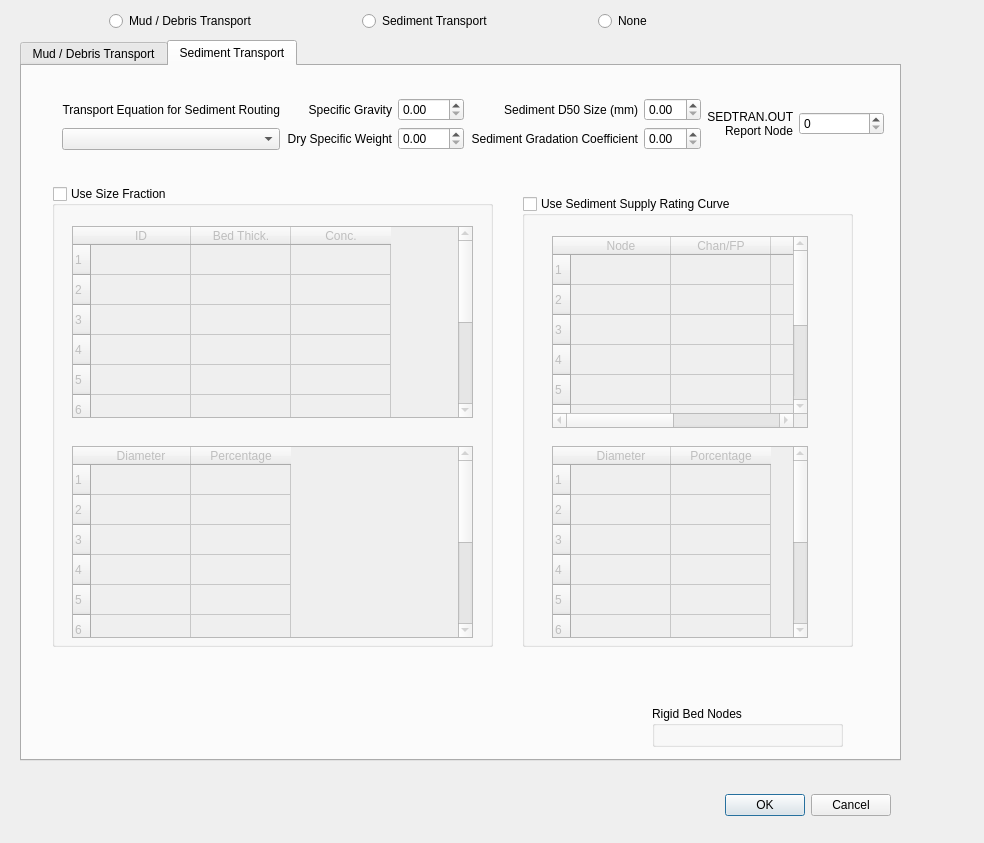
The window that flo2d/ui/mud_and_sediment.ui (FLO-2DSoftware/qgis-flo-2d-plugin) describes before a commit, drawn with Qt 5.
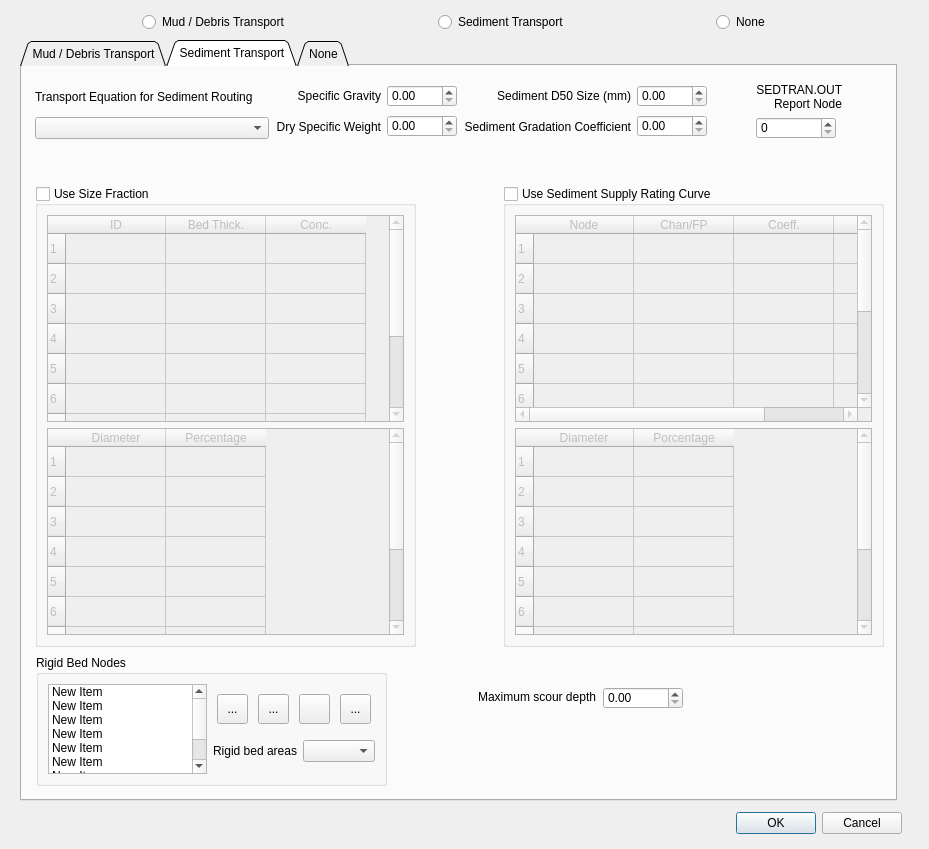
The same window after the commit. Icons and pictures are not drawn.

Commit message: Mud/Sediment dialog beginnings

What changed in the file:
```diff
--- a/flo2d/ui/mud_and_sediment.ui
+++ b/flo2d/ui/mud_and_sediment.ui
@@ -6,10 +6,28 @@
    <rect>
     <x>0</x>
     <y>0</y>
-    <width>984</width>
-    <height>843</height>
+    <width>929</width>
+    <height>849</height>
    </rect>
   </property>
+  <property name="sizePolicy">
+   <sizepolicy hsizetype="Fixed" vsizetype="Fixed">
+    <horstretch>0</horstretch>
+    <verstretch>0</verstretch>
+   </sizepolicy>
+  </property>
+  <property name="minimumSize">
+   <size>
+    <width>929</width>
+    <height>849</height>
+   </size>
+  </property>
+  <property name="maximumSize">
+   <size>
+    <width>929</width>
+    <height>849</height>
+   </size>
+  </property>
   <property name="windowTitle">
    <string>Mud and Sediment Transport</string>
   </property>
@@ -21,10 +39,19 @@
     <rect>
      <x>20</x>
      <y>40</y>
-     <width>881</width>
-     <height>721</height>
+     <width>877</width>
+     <height>761</height>
     </rect>
    </property>
+   <property name="sizePolicy">
+    <sizepolicy hsizetype="Fixed" vsizetype="Fixed">
+     <horstretch>0</horstretch>
+     <verstretch>0</verstretch>
+    </sizepolicy>
+   </property>
+   <property name="tabShape">
+    <enum>QTabWidget::Triangular</enum>
+   </property>
    <property name="currentIndex">
     <number>1</number>
    </property>
@@ -40,12 +67,30 @@
     <widget class="QGroupBox" name="groupBox_2">
      <property name="geometry">
       <rect>
-       <x>30</x>
+       <x>13</x>
        <y>120</y>
-       <width>441</width>
+       <width>381</width>
        <height>461</height>
       </rect>
      </property>
+     <property name="sizePolicy">
+      <sizepolicy hsizetype="Fixed" vsizetype="Fixed">
+       <horstretch>0</horstretch>
+       <verstretch>0</verstretch>
+      </sizepolicy>
+     </property>
+     <property name="minimumSize">
+      <size>
+       <width>381</width>
+       <height>461</height>
+      </size>
+     </property>
+     <property name="maximumSize">
+      <size>
+       <width>381</width>
+       <height>461</height>
+      </size>
+     </property>
      <property name="title">
       <string>Use Size Fraction</string>
      </property>
@@ -58,99 +103,101 @@
      <property name="checked">
       <bool>false</bool>
      </property>
-     <widget class="QTableWidget" name="tableWidget">
-      <property name="geometry">
-       <rect>
-        <x>20</x>
-        <y>40</y>
-        <width>401</width>
-        <height>192</height>
-       </rect>
-      </property>
-      <property name="editTriggers">
-       <set>QAbstractItemView::AllEditTriggers</set>
-      </property>
-      <property name="alternatingRowColors">
-       <bool>false</bool>
-      </property>
-      <property name="sortingEnabled">
-       <bool>true</bool>
-      </property>
-      <property name="rowCount">
-       <number>10</number>
-      </property>
-      <property name="columnCount">
-       <number>3</number>
-      </property>
-      <row/>
-      <row/>
-      <row/>
-      <row/>
-      <row/>
-      <row/>
-      <row/>
-      <row/>
-      <row/>
-      <row/>
-      <column>
-       <property name="text">
-        <string>ID</string>
-       </property>
-      </column>
-      <column>
-       <property name="text">
-        <string>Bed Thick.</string>
-       </property>
-      </column>
-      <column>
-       <property name="text">
-        <string>Conc.</string>
-       </property>
-      </column>
-     </widget>
-     <widget class="QTableWidget" name="tableWidget_2">
-      <property name="geometry">
-       <rect>
-        <x>20</x>
-        <y>260</y>
-        <width>401</width>
-        <height>192</height>
-       </rect>
-      </property>
-      <property name="rowCount">
-       <number>10</number>
-      </property>
-      <row/>
-      <row/>
-      <row/>
-      <row/>
-      <row/>
-      <row/>
-      <row/>
-      <row/>
-      <row/>
-      <row/>
-      <column>
-       <property name="text">
-        <string>Diameter</string>
-       </property>
-      </column>
-      <column>
-       <property name="text">
-        <string>Percentage</string>
-       </property>
-      </column>
-     </widget>
+     <layout class="QGridLayout" name="gridLayout_2">
+      <item row="0" column="0">
+       <widget class="QTableWidget" name="tableWidget">
+        <property name="editTriggers">
+         <set>QAbstractItemView::AllEditTriggers</set>
+        </property>
+        <property name="alternatingRowColors">
+         <bool>false</bool>
+        </property>
+        <property name="sortingEnabled">
+         <bool>true</bool>
+        </property>
+        <property name="rowCount">
+         <number>10</number>
+        </property>
+        <property name="columnCount">
+         <number>3</number>
+        </property>
+        <row/>
+        <row/>
+        <row/>
+        <row/>
+        <row/>
+        <row/>
+        <row/>
+        <row/>
+        <row/>
+        <row/>
+        <column>
+         <property name="text">
+          <string>ID</string>
+         </property>
+        </column>
+        <column>
+         <property name="text">
+          <string>Bed Thick.</string>
+         </property>
+        </column>
+        <column>
+         <property name="text">
+          <string>Conc.</string>
+         </property>
+        </column>
+       </widget>
+      </item>
+      <item row="1" column="0">
+       <widget class="QTableWidget" name="tableWidget_2">
+        <property name="rowCount">
+         <number>10</number>
+        </property>
+        <row/>
+        <row/>
+        <row/>
+        <row/>
+        <row/>
+        <row/>
+        <row/>
+        <row/>
+        <row/>
+        <row/>
+        <column>
+         <property name="text">
+          <string>Diameter</string>
+         </property>
+        </column>
+        <column>
+         <property name="text">
+          <string>Percentage</string>
+         </property>
+        </column>
+       </widget>
+      </item>
+     </layout>
     </widget>
     <widget class="QGroupBox" name="groupBox_4">
      <property name="geometry">
       <rect>
-       <x>500</x>
-       <y>130</y>
-       <width>331</width>
-       <height>451</height>
+       <x>481</x>
+       <y>120</y>
+       <width>381</width>
+       <height>461</height>
       </rect>
      </property>
+     <property name="minimumSize">
+      <size>
+       <width>381</width>
+       <height>461</height>
+      </size>
+     </property>
+     <property name="maximumSize">
+      <size>
+       <width>381</width>
+       <height>461</height>
+      </size>
+     </property>
      <property name="title">
       <string>Use Sediment Supply Rating Curve</string>
      </property>
@@ -160,106 +207,368 @@
      <property name="checked">
       <bool>false</bool>
      </property>
-     <widget class="QTableWidget" name="tableWidget_3">
-      <property name="geometry">
-       <rect>
-        <x>30</x>
-        <y>40</y>
-        <width>256</width>
-        <height>192</height>
-       </rect>
-      </property>
-      <property name="rowCount">
-       <number>10</number>
-      </property>
-      <row/>
-      <row/>
-      <row/>
-      <row/>
-      <row/>
-      <row/>
-      <row/>
-      <row/>
-      <row/>
-      <row/>
-      <column>
-       <property name="text">
-        <string>Node</string>
-       </property>
-      </column>
-      <column>
-       <property name="text">
-        <string>Chan/FP</string>
-       </property>
-      </column>
-      <column>
-       <property name="text">
-        <string>Coeff.</string>
-       </property>
-      </column>
-      <column>
-       <property name="text">
-        <string>Exp.</string>
-       </property>
-      </column>
-     </widget>
-     <widget class="QTableWidget" name="tableWidget_4">
-      <property name="geometry">
-       <rect>
-        <x>30</x>
-        <y>250</y>
-        <width>256</width>
-        <height>192</height>
-       </rect>
-      </property>
-      <property name="rowCount">
-       <number>10</number>
-      </property>
-      <row/>
-      <row/>
-      <row/>
-      <row/>
-      <row/>
-      <row/>
-      <row/>
-      <row/>
-      <row/>
-      <row/>
-      <column>
-       <property name="text">
-        <string>Diameter</string>
-       </property>
-      </column>
-      <column>
-       <property name="text">
-        <string>Porcentage</string>
-       </property>
-      </column>
-     </widget>
+     <layout class="QGridLayout" name="gridLayout_3">
+      <item row="0" column="0">
+       <widget class="QTableWidget" name="tableWidget_3">
+        <property name="rowCount">
+         <number>10</number>
+        </property>
+        <row/>
+        <row/>
+        <row/>
+        <row/>
+        <row/>
+        <row/>
+        <row/>
+        <row/>
+        <row/>
+        <row/>
+        <column>
+         <property name="text">
+          <string>Node</string>
+         </property>
+        </column>
+        <column>
+         <property name="text">
+          <string>Chan/FP</string>
+         </property>
+        </column>
+        <column>
+         <property name="text">
+          <string>Coeff.</string>
+         </property>
+        </column>
+        <column>
+         <property name="text">
+          <string>Exp.</string>
+         </property>
+        </column>
+       </widget>
+      </item>
+      <item row="1" column="0">
+       <widget class="QTableWidget" name="tableWidget_4">
+        <property name="rowCount">
+         <number>10</number>
+        </property>
+        <row/>
+        <row/>
+        <row/>
+        <row/>
+        <row/>
+        <row/>
+        <row/>
+        <row/>
+        <row/>
+        <row/>
+        <column>
+         <property name="text">
+          <string>Diameter</string>
+         </property>
+        </column>
+        <column>
+         <property name="text">
+          <string>Porcentage</string>
+         </property>
+        </column>
+       </widget>
+      </item>
+     </layout>
     </widget>
-    <widget class="QGroupBox" name="groupBox_3">
+    <widget class="QDoubleSpinBox" name="doubleSpinBox_12">
      <property name="geometry">
       <rect>
-       <x>630</x>
-       <y>640</y>
-       <width>191</width>
-       <height>41</height>
+       <x>581</x>
+       <y>621</y>
+       <width>80</width>
+       <height>22</height>
       </rect>
      </property>
-     <property name="title">
-      <string>Rigid Bed Nodes</string>
+     <property name="sizePolicy">
+      <sizepolicy hsizetype="Fixed" vsizetype="Fixed">
+       <horstretch>0</horstretch>
+       <verstretch>0</verstretch>
+      </sizepolicy>
      </property>
+     <property name="minimumSize">
+      <size>
+       <width>80</width>
+       <height>22</height>
+      </size>
+     </property>
+     <property name="maximumSize">
+      <size>
+       <width>80</width>
+       <height>22</height>
+      </size>
+     </property>
     </widget>
-    <widget class="QWidget" name="layoutWidget">
+    <widget class="QLabel" name="label_17">
      <property name="geometry">
       <rect>
-       <x>40</x>
-       <y>30</y>
-       <width>822</width>
-       <height>57</height>
+       <x>413</x>
+       <y>621</y>
+       <width>161</width>
+       <height>20</height>
       </rect>
      </property>
-     <layout class="QGridLayout" name="gridLayout_4">
+     <property name="text">
+      <string>Maximum scour depth</string>
+     </property>
+     <property name="alignment">
+      <set>Qt::AlignRight|Qt::AlignTrailing|Qt::AlignVCenter</set>
+     </property>
+    </widget>
+    <widget class="QWidget" name="">
+     <property name="geometry">
+      <rect>
+       <x>13</x>
+       <y>588</y>
+       <width>353</width>
+       <height>133</height>
+      </rect>
+     </property>
+     <layout class="QHBoxLayout" name="horizontalLayout_16">
+      <item>
+       <widget class="QGroupBox" name="groupBox_3">
+        <property name="sizePolicy">
+         <sizepolicy hsizetype="Fixed" vsizetype="Fixed">
+          <horstretch>0</horstretch>
+          <verstretch>0</verstretch>
+         </sizepolicy>
+        </property>
+        <property name="minimumSize">
+         <size>
+          <width>351</width>
+          <height>131</height>
+         </size>
+        </property>
+        <property name="maximumSize">
+         <size>
+          <width>351</width>
+          <height>131</height>
+         </size>
+        </property>
+        <property name="title">
+         <string>Rigid Bed Nodes</string>
+        </property>
+        <layout class="QGridLayout" name="gridLayout_8">
+         <item row="0" column="0">
+          <widget class="QListWidget" name="listWidget">
+           <item>
+            <property name="text">
+             <string>New Item</string>
+            </property>
+           </item>
+           <item>
+            <property name="text">
+             <string>New Item</string>
+            </property>
+           </item>
+           <item>
+            <property name="text">
+             <string>New Item</string>
+            </property>
+           </item>
+           <item>
+            <property name="text">
+             <string>New Item</string>
+            </property>
+           </item>
+           <item>
+            <property name="text">
+             <string>New Item</string>
+            </property>
+           </item>
+           <item>
+            <property name="text">
+             <string>New Item</string>
+            </property>
+           </item>
+           <item>
+            <property name="text">
+             <string>New Item</string>
+            </property>
+           </item>
+           <item>
+            <property name="text">
+             <string>New Item</string>
+            </property>
+           </item>
+           <item>
+            <property name="text">
+             <string>New Item</string>
+            </property>
+           </item>
+          </widget>
+         </item>
+         <item row="0" column="1">
+          <layout class="QVBoxLayout" name="verticalLayout_8">
+           <item>
+            <layout class="QHBoxLayout" name="horizontalLayout_17">
+             <item>
+              <widget class="QToolButton" name="create_polygon_sed_btn">
+               <property name="minimumSize">
+                <size>
+                 <width>31</width>
+                 <height>30</height>
+                </size>
+               </property>
+               <property name="maximumSize">
+                <size>
+                 <width>31</width>
+                 <height>30</height>
+                </size>
+               </property>
+               <property name="toolTip">
+                <string>Add polygon BC</string>
+               </property>
+               <property name="text">
+                <string>...</string>
+               </property>
+               <property name="icon">
+                <iconset>
+                 <normaloff>../img/mActionCapturePolygon.svg</normaloff>../img/mActionCapturePolygon.svg</iconset>
+               </property>
+               <property name="iconSize">
+                <size>
+                 <width>24</width>
+                 <height>24</height>
+                </size>
+               </property>
+              </widget>
+             </item>
+             <item>
+              <widget class="QToolButton" name="save_changes_sed_btn">
+               <property name="minimumSize">
+                <size>
+                 <width>31</width>
+                 <height>30</height>
+                </size>
+               </property>
+               <property name="maximumSize">
+                <size>
+                 <width>31</width>
+                 <height>30</height>
+                </size>
+               </property>
+               <property name="toolTip">
+                <string>Save current BC</string>
+               </property>
+               <property name="text">
+                <string>...</string>
+               </property>
+               <property name="icon">
+                <iconset>
+                 <normaloff>../img/mActionSaveAllEdits.svg</normaloff>../img/mActionSaveAllEdits.svg</iconset>
+               </property>
+               <property name="iconSize">
+                <size>
+                 <width>24</width>
+                 <height>24</height>
+                </size>
+               </property>
+              </widget>
+             </item>
+             <item>
+              <widget class="QToolButton" name="revert_changes_sed_btn">
+               <property name="minimumSize">
+                <size>
+                 <width>31</width>
+                 <height>30</height>
+                </size>
+               </property>
+               <property name="maximumSize">
+                <size>
+                 <width>31</width>
+                 <height>30</height>
+                </size>
+               </property>
+               <property name="toolTip">
+                <string>Revert unsaved changes for current BC</string>
+               </property>
+               <property name="text">
+                <string/>
+               </property>
+               <property name="icon">
+                <iconset>
+                 <normaloff>../img/mActionUndo.svg</normaloff>../img/mActionUndo.svg</iconset>
+               </property>
+               <property name="iconSize">
+                <size>
+                 <width>24</width>
+                 <height>24</height>
+                </size>
+               </property>
+              </widget>
+             </item>
+             <item>
+              <widget class="QToolButton" name="delete_sed_btn">
+               <property name="minimumSize">
+                <size>
+                 <width>31</width>
+                 <height>30</height>
+                </size>
+               </property>
+               <property name="maximumSize">
+                <size>
+                 <width>31</width>
+                 <height>30</height>
+                </size>
+               </property>
+               <property name="toolTip">
+                <string>Delete current BC</string>
+               </property>
+               <property name="text">
+                <string>...</string>
+               </property>
+               <property name="icon">
+                <iconset>
+                 <normaloff>../img/mActionDeleteSelected.svg</normaloff>../img/mActionDeleteSelected.svg</iconset>
+               </property>
+               <property name="iconSize">
+                <size>
+                 <width>24</width>
+                 <height>24</height>
+                </size>
+               </property>
+              </widget>
+             </item>
+            </layout>
+           </item>
+           <item>
+            <layout class="QHBoxLayout" name="horizontalLayout_18">
+             <item>
+              <widget class="QLabel" name="label_15">
+               <property name="text">
+                <string>Rigid bed areas</string>
+               </property>
+               <property name="alignment">
+                <set>Qt::AlignRight|Qt::AlignTrailing|Qt::AlignVCenter</set>
+               </property>
+              </widget>
+             </item>
+             <item>
+              <widget class="QComboBox" name="comboBox_2"/>
+             </item>
+            </layout>
+           </item>
+          </layout>
+         </item>
+        </layout>
+       </widget>
+      </item>
+     </layout>
+    </widget>
+    <widget class="QWidget" name="">
+     <property name="geometry">
+      <rect>
+       <x>13</x>
+       <y>13</y>
+       <width>849</width>
+       <height>65</height>
+      </rect>
+     </property>
+     <layout class="QGridLayout" name="gridLayout">
       <item row="0" column="0">
        <layout class="QVBoxLayout" name="verticalLayout_5">
         <item>
@@ -268,18 +577,37 @@
            <string>Transport Equation for Sediment Routing</string>
           </property>
           <property name="alignment">
-           <set>Qt::AlignRight|Qt::AlignTrailing|Qt::AlignVCenter</set>
+           <set>Qt::AlignLeading|Qt::AlignLeft|Qt::AlignVCenter</set>
           </property>
          </widget>
         </item>
         <item>
-         <widget class="QComboBox" name="comboBox"/>
+         <widget class="QComboBox" name="comboBox">
+          <property name="sizePolicy">
+           <sizepolicy hsizetype="Fixed" vsizetype="Fixed">
+            <horstretch>0</horstretch>
+            <verstretch>0</verstretch>
+           </sizepolicy>
+          </property>
+          <property name="minimumSize">
+           <size>
+            <width>234</width>
+            <height>0</height>
+           </size>
+          </property>
+          <property name="maximumSize">
+           <size>
+            <width>234</width>
+            <height>16777215</height>
+           </size>
+          </property>
+         </widget>
         </item>
        </layout>
       </item>
       <item row="0" column="1">
-       <layout class="QGridLayout" name="gridLayout">
-        <item row="0" column="0">
+       <layout class="QHBoxLayout" name="horizontalLayout_12">
+        <item>
          <layout class="QVBoxLayout" name="verticalLayout">
           <item>
            <widget class="QLabel" name="label">
@@ -306,21 +634,59 @@
           </item>
          </layout>
         </item>
-        <item row="0" column="1">
+        <item>
          <layout class="QVBoxLayout" name="verticalLayout_2">
           <item>
-           <widget class="QDoubleSpinBox" name="doubleSpinBox"/>
+           <widget class="QDoubleSpinBox" name="doubleSpinBox">
+            <property name="sizePolicy">
+             <sizepolicy hsizetype="Fixed" vsizetype="Fixed">
+              <horstretch>0</horstretch>
+              <verstretch>0</verstretch>
+             </sizepolicy>
+            </property>
+            <property name="minimumSize">
+             <size>
+              <width>70</width>
+              <height>22</height>
+             </size>
+            </property>
+            <property name="maximumSize">
+             <size>
+              <width>70</width>
+              <height>22</height>
+             </size>
+            </property>
+           </widget>
           </item>
           <item>
-           <widget class="QDoubleSpinBox" name="doubleSpinBox_2"/>
+           <widget class="QDoubleSpinBox" name="doubleSpinBox_2">
+            <property name="sizePolicy">
+             <sizepolicy hsizetype="Fixed" vsizetype="Fixed">
+              <horstretch>0</horstretch>
+              <verstretch>0</verstretch>
+             </sizepolicy>
+            </property>
+            <property name="minimumSize">
+             <size>
+              <width>70</width>
+              <height>22</height>
+             </size>
+            </property>
+            <property name="maximumSize">
+             <size>
+              <width>70</width>
+              <height>22</height>
+             </size>
+            </property>
+           </widget>
           </item>
          </layout>
         </item>
        </layout>
       </item>
       <item row="0" column="2">
-       <layout class="QGridLayout" name="gridLayout_2">
-        <item row="0" column="0">
+       <layout class="QHBoxLayout" name="horizontalLayout_13">
+        <item>
          <layout class="QVBoxLayout" name="verticalLayout_3">
           <item>
            <widget class="QLabel" name="label_3">
@@ -344,21 +710,72 @@
           </item>
          </layout>
         </item>
-        <item row="0" column="1">
+        <item>
          <layout class="QVBoxLayout" name="verticalLayout_4">
           <item>
-           <widget class="QDoubleSpinBox" name="doubleSpinBox_3"/>
+           <widget class="QDoubleSpinBox" name="doubleSpinBox_3">
+            <property name="sizePolicy">
+             <sizepolicy hsizetype="Fixed" vsizetype="Fixed">
+              <horstretch>0</horstretch>
+              <verstretch>0</verstretch>
+             </sizepolicy>
+            </property>
+            <property name="minimumSize">
+             <size>
+              <width>70</width>
+              <height>22</height>
+             </size>
+            </property>
+            <property name="maximumSize">
+             <size>
+              <width>70</width>
+              <height>22</height>
+             </size>
+            </property>
+           </widget>
           </item>
           <item>
-           <widget class="QDoubleSpinBox" name="doubleSpinBox_4"/>
+           <widget class="QDoubleSpinBox" name="doubleSpinBox_4">
+            <property name="sizePolicy">
+             <sizepolicy hsizetype="Fixed" vsizetype="Fixed">
+              <horstretch>0</horstretch>
+              <verstretch>0</verstretch>
+             </sizepolicy>
+            </property>
+            <property name="minimumSize">
+             <size>
+              <width>70</width>
+              <height>22</height>
+             </size>
+            </property>
+            <property name="maximumSize">
+             <size>
+              <width>70</width>
+              <height>22</height>
+             </size>
+            </property>
+           </widget>
           </item>
          </layout>
         </item>
        </layout>
       </item>
       <item row="0" column="3">
-       <layout class="QGridLayout" name="gridLayout_3">
-        <item row="0" column="0">
+       <spacer name="horizontalSpacer_12">
+        <property name="orientation">
+         <enum>Qt::Horizontal</enum>
+        </property>
+        <property name="sizeHint" stdset="0">
+         <size>
+          <width>18</width>
+          <height>20</height>
+         </size>
+        </property>
+       </spacer>
+      </item>
+      <item row="0" column="4">
+       <layout class="QVBoxLayout" name="verticalLayout_7">
+        <item>
          <widget class="QLabel" name="label_5">
           <property name="text">
            <string>&lt;html&gt;&lt;head/&gt;&lt;body&gt;&lt;p&gt;SEDTRAN.OUT Report Node&lt;/p&gt;&lt;/body&gt;&lt;/html&gt;</string>
@@ -371,123 +788,62 @@
           </property>
          </widget>
         </item>
-        <item row="0" column="1">
-         <widget class="QSpinBox" name="spinBox"/>
+        <item>
+         <widget class="QSpinBox" name="spinBox">
+          <property name="sizePolicy">
+           <sizepolicy hsizetype="Fixed" vsizetype="Fixed">
+            <horstretch>0</horstretch>
+            <verstretch>0</verstretch>
+           </sizepolicy>
+          </property>
+          <property name="minimumSize">
+           <size>
+            <width>80</width>
+            <height>22</height>
+           </size>
+          </property>
+          <property name="maximumSize">
+           <size>
+            <width>80</width>
+            <height>22</height>
+           </size>
+          </property>
+         </widget>
         </item>
        </layout>
       </item>
+      <item row="0" column="5">
+       <spacer name="horizontalSpacer_13">
+        <property name="orientation">
+         <enum>Qt::Horizontal</enum>
+        </property>
+        <property name="sizeHint" stdset="0">
+         <size>
+          <width>18</width>
+          <height>20</height>
+         </size>
+        </property>
+       </spacer>
+      </item>
      </layout>
     </widget>
    </widget>
+   <widget class="QWidget" name="tab">
+    <attribute name="title">
+     <string>None</string>
+    </attribute>
+   </widget>
   </widget>
   <widget class="QWidget" name="layoutWidget">
    <property name="geometry">
     <rect>
-     <x>10</x>
-     <y>10</y>
-     <width>741</width>
-     <height>22</height>
-    </rect>
-   </property>
-   <layout class="QHBoxLayout" name="horizontalLayout">
-    <item>
-     <spacer name="horizontalSpacer_3">
-      <property name="orientation">
-       <enum>Qt::Horizontal</enum>
-      </property>
-      <property name="sizeHint" stdset="0">
-       <size>
-        <width>40</width>
-        <height>20</height>
-       </size>
-      </property>
-     </spacer>
-    </item>
-    <item>
-     <widget class="QRadioButton" name="mud_debris_transport_radio">
-      <property name="text">
-       <string>Mud / Debris Transport</string>
-      </property>
-     </widget>
-    </item>
-    <item>
-     <spacer name="horizontalSpacer">
-      <property name="orientation">
-       <enum>Qt::Horizontal</enum>
-      </property>
-      <property name="sizeHint" stdset="0">
-       <size>
-        <width>40</width>
-        <height>20</height>
-       </size>
-      </property>
-     </spacer>
-    </item>
-    <item>
-     <widget class="QRadioButton" name="sediment_transport_radio">
-      <property name="text">
-       <string>Sediment Transport</string>
-      </property>
-     </widget>
-    </item>
-    <item>
-     <spacer name="horizontalSpacer_2">
-      <property name="orientation">
-       <enum>Qt::Horizontal</enum>
-      </property>
-      <property name="sizeHint" stdset="0">
-       <size>
-        <width>40</width>
-        <height>20</height>
-       </size>
-      </property>
-     </spacer>
-    </item>
-    <item>
-     <widget class="QRadioButton" name="none_transport_radio">
-      <property name="text">
-       <string>None</string>
-      </property>
-     </widget>
-    </item>
-    <item>
-     <spacer name="horizontalSpacer_4">
-      <property name="orientation">
-       <enum>Qt::Horizontal</enum>
-      </property>
-      <property name="sizeHint" stdset="0">
-       <size>
-        <width>40</width>
-        <height>20</height>
-       </size>
-      </property>
-     </spacer>
-    </item>
-   </layout>
-  </widget>
-  <widget class="QWidget" name="layoutWidget">
-   <property name="geometry">
-    <rect>
-     <x>290</x>
-     <y>790</y>
-     <width>601</width>
+     <x>11</x>
+     <y>808</y>
+     <width>891</width>
      <height>30</height>
     </rect>
    </property>
    <layout class="QHBoxLayout" name="horizontalLayout_2">
-    <item>
-     <spacer name="horizontalSpacer_5">
-      <property name="orientation">
-       <enum>Qt::Horizontal</enum>
-      </property>
-      <property name="sizeHint" stdset="0">
-       <size>
-        <width>378</width>
-        <height>20</height>
-       </size>
-      </property>
-     </spacer>
-    </item>
     <item>
      <widget class="QDialogButtonBox" name="buttonBox">
       <property name="orientation">
@@ -500,6 +856,45 @@
     </item>
    </layout>
   </widget>
+  <widget class="QRadioButton" name="mud_debris_transport_radio">
+   <property name="geometry">
+    <rect>
+     <x>142</x>
+     <y>12</y>
+     <width>160</width>
+     <height>20</height>
+    </rect>
+   </property>
+   <property name="text">
+    <string>Mud / Debris Transport</string>
+   </property>
+  </widget>
+  <widget class="QRadioButton" name="sediment_transport_radio">
+   <property name="geometry">
+    <rect>
+     <x>438</x>
+     <y>12</y>
+     <width>141</width>
+     <height>20</height>
+    </rect>
+   </property>
+   <property name="text">
+    <string>Sediment Transport</string>
+   </property>
+  </widget>
+  <widget class="QRadioButton" name="none_transport_radio">
+   <property name="geometry">
+    <rect>
+     <x>716</x>
+     <y>12</y>
+     <width>56</width>
+     <height>20</height>
+    </rect>
+   </property>
+   <property name="text">
+    <string>None</string>
+   </property>
+  </widget>
  </widget>
  <resources/>
  <connections>
```
Left out of the diff: 559 changed lines with no effect on the pictures. The commit also changes 3 other files.
